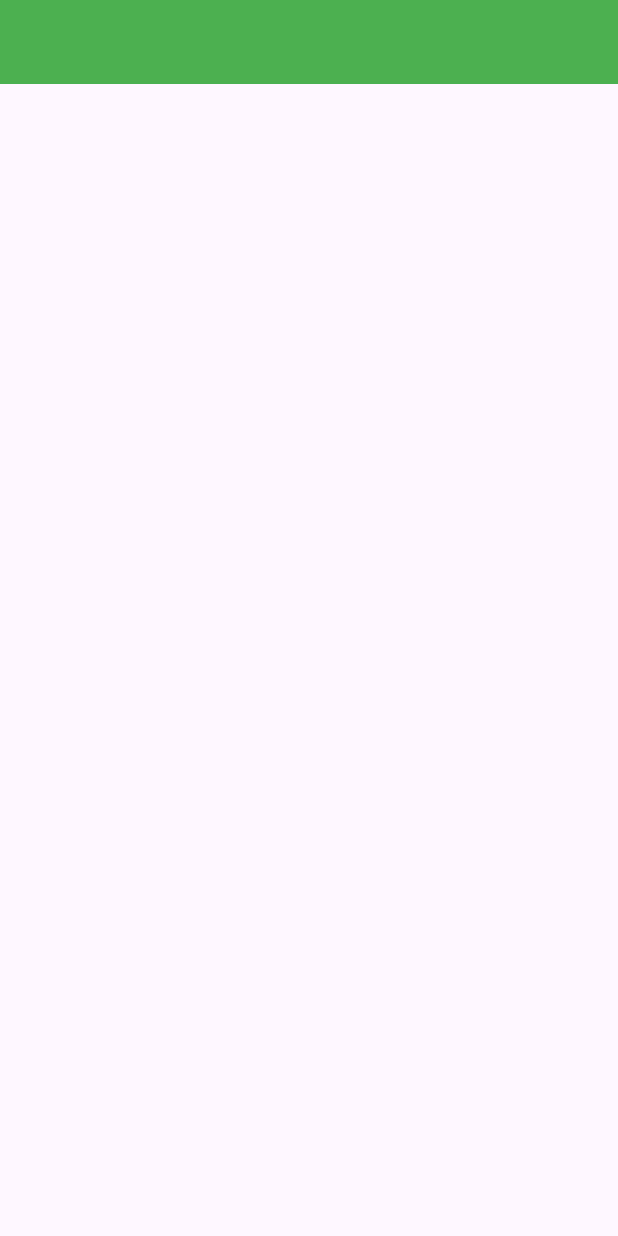
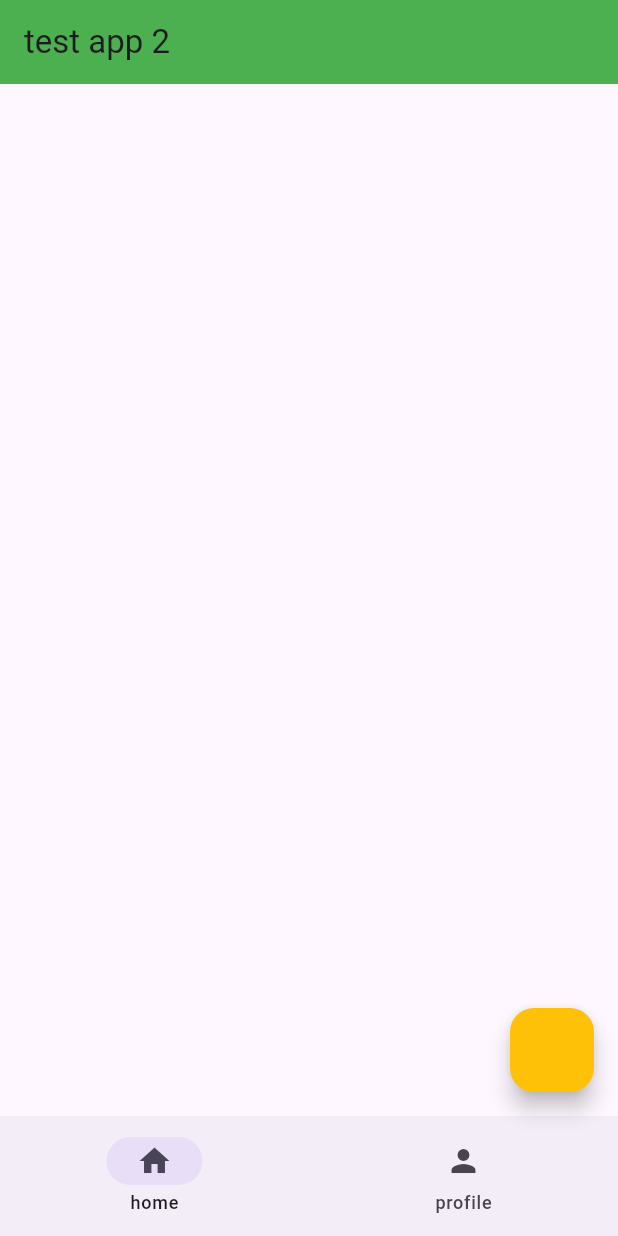
Before and after one commit to TeoDiga96/test02, a Flutter app: the screen it shows after launch, on a phone screen of 412 x 824 dp. Run offline on Flutter 3.47's test engine with Material 3 defaults, Android fonts, the light colour scheme and no system bars.

Commit message:
basic navigation

```diff
--- a/lib/main.dart
+++ b/lib/main.dart
@@ -3,6 +3,7 @@ import 'package:flutter/material.dart';
 void main() {
   runApp(const MyApp());
 }
+
 class MyApp extends StatelessWidget {
   const MyApp({super.key});
 
@@ -11,16 +12,20 @@ class MyApp extends StatelessWidget {
     return MaterialApp(
       debugShowCheckedModeBanner: false,
       theme: ThemeData(
+        floatingActionButtonTheme: FloatingActionButtonThemeData(
+          backgroundColor: Colors.amber,
+          foregroundColor: Colors.deepPurple,
+        ),
         appBarTheme: AppBarTheme(
           backgroundColor: Colors.green,
         ),
         primarySwatch: Colors.green,
       ),
-
       home: const RootPage(),
     );
   }
 }
+
 class RootPage extends StatefulWidget {
   const RootPage({super.key});
 
@@ -29,10 +34,30 @@ class RootPage extends StatefulWidget {
 }
 
 class _RootPageState extends State<RootPage> {
+  int currenPage = 0;
   @override
   Widget build(BuildContext context) {
     return Scaffold(
-      appBar: AppBar(),
+      appBar: AppBar(
+        title: const Text('test app 2'),
+      ),
+      floatingActionButton: FloatingActionButton(
+        onPressed: () {
+          print('bottone premuto');
+        },
+      ),
+      bottomNavigationBar: NavigationBar(
+        destinations: const [
+          NavigationDestination(icon: Icon(Icons.home), label: 'home'),
+          NavigationDestination(icon: Icon(Icons.person), label: 'profile'),
+        ],
+        onDestinationSelected: (int index) {
+          setState(() {
+            currenPage = index;
+          });
+        },
+        selectedIndex: currenPage,
+      ),
     );
   }
 }
```
